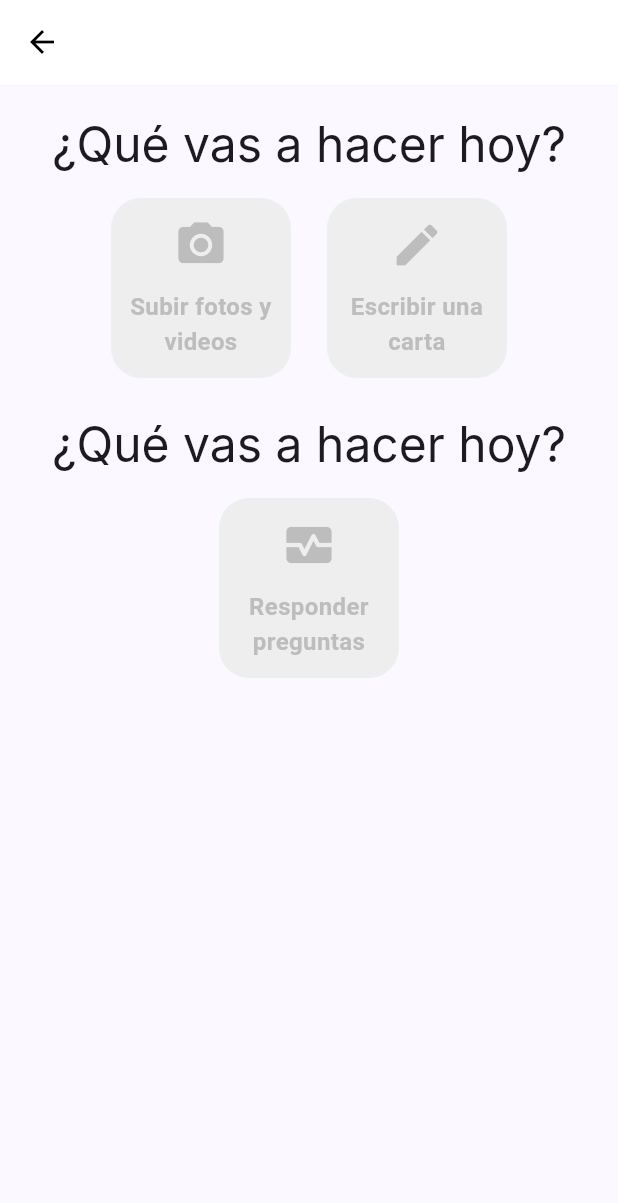
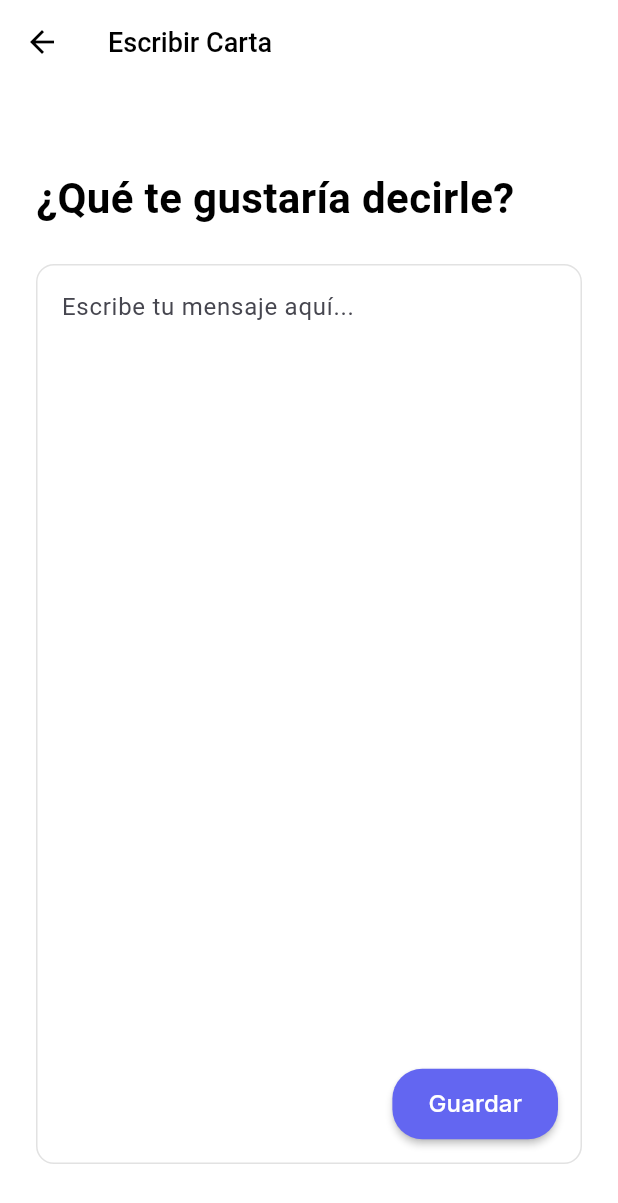
Before and after one commit to Grupo3-DP2-Lirium/Lirium-Front-AppMovil, a Flutter app: the CreateMemorySelectType screen opened directly, after a tap on "Escribir una carta", on a phone screen of 412 x 824 dp. Shown: the top 1203 px of the screen. Run offline on Flutter 3.47's test engine with Material 3 defaults, Android fonts, the phone set to English and light mode, and no system bars; our stand-ins replace cached_network_image, dio, flutter_secure_storage, google_fonts, image_picker, permission_handler; accounts and stored records are empty.

Commit message:
crearción de un memorial mediante un texto

```diff
--- a/lib/presentation/screens/create_memory_for_a_memorial/create_memory_select_type.dart
+++ b/lib/presentation/screens/create_memory_for_a_memorial/create_memory_select_type.dart
@@ -2,6 +2,7 @@ import 'package:flutter/material.dart';
 import 'package:flutter_frontend/presentation/components/buttons/rectangle_button.dart';
 import 'package:flutter_frontend/presentation/screens/create_memory_for_a_memorial/select_category.dart';
 import 'package:flutter_frontend/presentation/screens/create_memory_for_a_memorial/upload_pictures_and_videos.dart';
+import 'write_letter_screen.dart';
 
 class CreateMemorySelectType extends StatefulWidget {
   final String memorialId; // Necesitas este ID para asociar los recuerdos al memorial
@@ -51,7 +52,9 @@ class _CreateMemorySelectTypeState extends State<CreateMemorySelectType> {
                   onTap: () => Navigator.push(
                     context,
                     MaterialPageRoute(
-                      builder: (context) => CreateMemorySelectType(memorialId: widget.memorialId),
+                      builder: (context) => WriteLetterScreen(
+                        memorialId: widget.memorialId,
+                      ),
                     ),
                   ),
                 ),
--- /dev/null
+++ b/lib/presentation/screens/create_memory_for_a_memorial/write_letter_screen.dart
@@ -0,0 +1,189 @@
+import 'package:flutter/material.dart';
+import 'memory_success_screen.dart';
+import '../../../data/services/memory_service.dart';
+import '../../../data/models/memory_create_request.dart';
+import '../../../domain/enums/memory_origin_type.dart';
+
+/// Pantalla para escribir una carta personal
+class WriteLetterScreen extends StatefulWidget {
+  final String memorialId;
+
+  const WriteLetterScreen({
+    super.key,
+    required this.memorialId,
+  });
+
+  @override
+  State<WriteLetterScreen> createState() => _WriteLetterScreenState();
+}
+
+class _WriteLetterScreenState extends State<WriteLetterScreen> {
+  final TextEditingController _letterController = TextEditingController();
+  final MemoryService _memoryService = MemoryService();
+  bool _isSaving = false;
+
+  @override
+  void dispose() {
+    _letterController.dispose();
+    super.dispose();
+  }
+
+  Future<void> _saveLetter() async {
+    if (_letterController.text.trim().isEmpty) {
+      _showError('Por favor escribe tu mensaje');
+      return;
+    }
+
+    setState(() => _isSaving = true);
+
+    try {
+      final request = MemoryCreateRequest(
+        memorialId: widget.memorialId,
+        type: MemoryOriginType.spontaneous,
+        title: 'Carta personal',
+        description: _letterController.text.trim(),
+        photoDate: DateTime.now(),
+      );
+
+      await _memoryService.createMemory(
+        request: request,
+        files: null, // Sin archivos para cartas
+      );
+
+      if (mounted) {
+        _showSuccess();
+        await Future.delayed(const Duration(seconds: 1));
+        _navigateToSuccess();
+      }
+    } catch (e) {
+      _showError('Error al guardar la carta: $e');
+    } finally {
+      if (mounted) setState(() => _isSaving = false);
+    }
+  }
+
+  void _showError(String message) {
+    ScaffoldMessenger.of(context).showSnackBar(
+      SnackBar(
+        content: Text(message),
+        backgroundColor: Colors.red,
+      ),
+    );
+  }
+
+  void _showSuccess() {
+    ScaffoldMessenger.of(context).showSnackBar(
+      const SnackBar(
+        content: Text('¡Carta guardada exitosamente!'),
+        backgroundColor: Colors.green,
+      ),
+    );
+  }
+
+  void _navigateToSuccess() {
+    Navigator.pushReplacement(
+      context,
+      MaterialPageRoute(
+        builder: (context) => const MemorySuccessScreen(),
+      ),
+    );
+  }
+
+  @override
+  Widget build(BuildContext context) {
+    return Scaffold(
+      backgroundColor: Colors.white,
+      appBar: AppBar(
+        title: const Text('Escribir Carta'),
+        backgroundColor: Colors.white,
+        elevation: 0,
+      ),
+      body: SafeArea(
+        child: Padding(
+          padding: const EdgeInsets.all(24.0),
+          child: Column(
+            crossAxisAlignment: CrossAxisAlignment.start,
+            children: [
+              const SizedBox(height: 32),
+
+              // Pregunta principal
+              const Text(
+                '¿Qué te gustaría decirle?',
+                style: TextStyle(
+                  fontSize: 28,
+                  fontWeight: FontWeight.w600,
+                  color: Colors.black,
+                ),
+              ),
+
+              const SizedBox(height: 24),
+
+              // Campo de texto con botón integrado
+              Expanded(
+                child: Stack(
+                  children: [
+                    Container(
+                      width: double.infinity,
+                      decoration: BoxDecoration(
+                        border: Border.all(
+                          color: Colors.grey.withOpacity(0.3),
+                          width: 1,
+                        ),
+                        borderRadius: BorderRadius.circular(12),
+                      ),
+                      child: TextField(
+                        controller: _letterController,
+                        maxLines: null,
+                        expands: true,
+                        textAlignVertical: TextAlignVertical.top,
+                        style: const TextStyle(
+                          fontSize: 16,
+                          height: 1.5,
+                        ),
+                        decoration: const InputDecoration(
+                          hintText: 'Escribe tu mensaje aquí...',
+                          border: InputBorder.none,
+                          contentPadding: EdgeInsets.all(16),
+                        ),
+                      ),
+                    ),
+
+                    // Botón Guardar en esquina inferior derecha
+                    Positioned(
+                      bottom: 16,
+                      right: 16,
+                      child: ElevatedButton(
+                        onPressed: _isSaving ? null : _saveLetter,
+                        style: ElevatedButton.styleFrom(
+                          backgroundColor: const Color(0xFF6366F1),
+                          foregroundColor: Colors.white,
+                          padding: const EdgeInsets.symmetric(
+                            horizontal: 24,
+                            vertical: 12,
+                          ),
+                          shape: RoundedRectangleBorder(
+                            borderRadius: BorderRadius.circular(20),
+                          ),
+                          elevation: 2,
+                        ),
+                        child: Text(
+                          _isSaving ? 'Guardando...' : 'Guardar',
+                          style: const TextStyle(
+                            fontSize: 16,
+                            fontWeight: FontWeight.w500,
+                          ),
+                        ),
+                      ),
+                    ),
+                  ],
+                ),
+              ),
+
+              const SizedBox(height: 24),
+            ],
+          ),
+        ),
+      ),
+    );
+  }
+}
```
